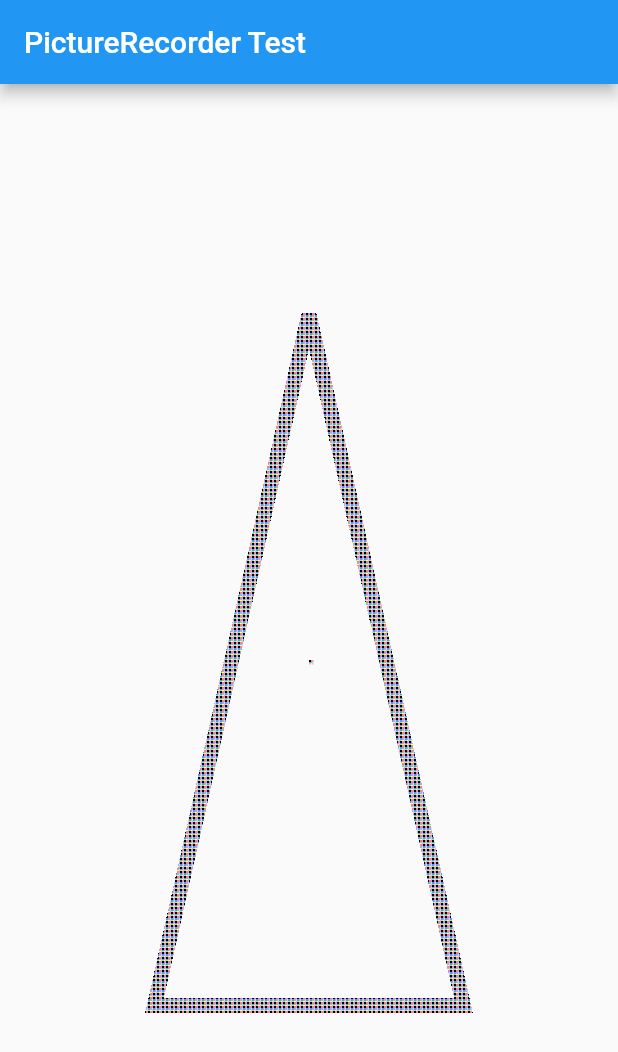
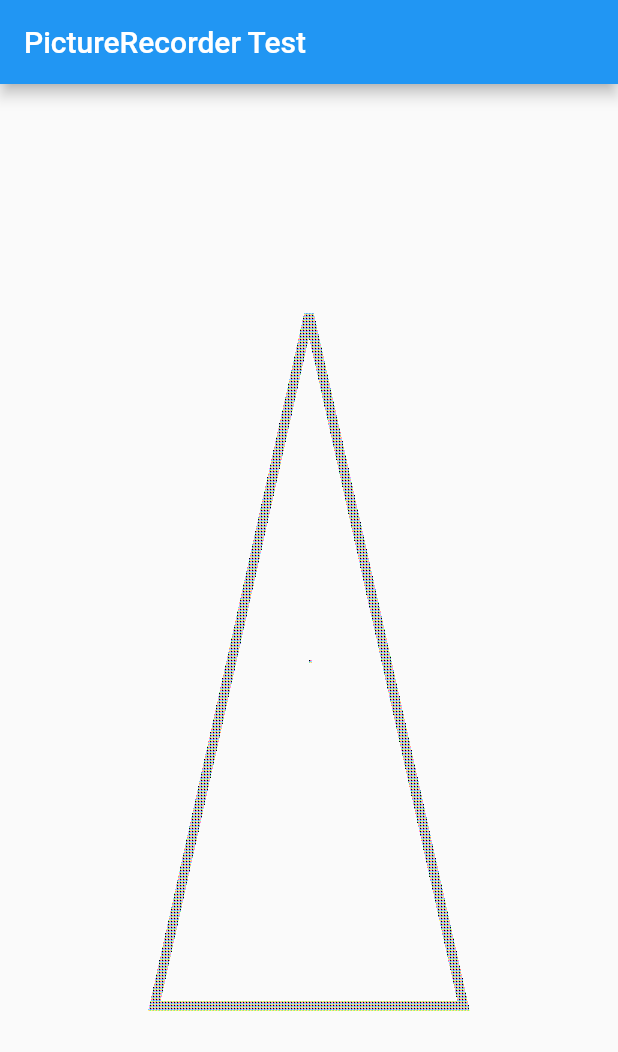
Before and after one commit to satochibi/mng_draw, a Flutter app: the screen it shows after launch, on a phone screen of 412 x 824 dp. Shown: the top 1052 px of the screen. Run offline on Flutter 3.47's test engine with Material 2 defaults, Android fonts, the phone set to English and light mode, and no system bars.

Commit message:
問題の解決
物理1pxで描画することによって、問題を解決

```diff
--- a/lib/main.dart
+++ b/lib/main.dart
@@ -25,8 +25,11 @@
           child: FutureBuilder(
             future: getPattern(),
             builder: (BuildContext context, AsyncSnapshot<ui.Image> snapshot) {
-              return CustomPaint(
-                painter: _SamplePainter(snapshot.data),
+              return FakeDevicePixelRatio(
+                fakeDevicePixelRatio: 1.0,
+                child: CustomPaint(
+                  painter: _SamplePainter(snapshot.data),
+                ),
               );
             },
           ),
@@ -106,3 +109,25 @@
     return aPattern != oldDelegate.aPattern;
   }
 }
+
+class FakeDevicePixelRatio extends StatelessWidget {
+  final num fakeDevicePixelRatio;
+  final Widget child;
+
+  const FakeDevicePixelRatio(
+      {Key? key, required this.fakeDevicePixelRatio, required this.child})
+      : super(key: key);
+
+  @override
+  Widget build(BuildContext context) {
+    final devicePixelRatio =
+        WidgetsBinding.instance?.window.devicePixelRatio ?? 1;
+
+    final ratio = fakeDevicePixelRatio / devicePixelRatio;
+
+    return FractionallySizedBox(
+        widthFactor: 1 / ratio,
+        heightFactor: 1 / ratio,
+        child: Transform.scale(scale: ratio, child: child));
+  }
+}
```
